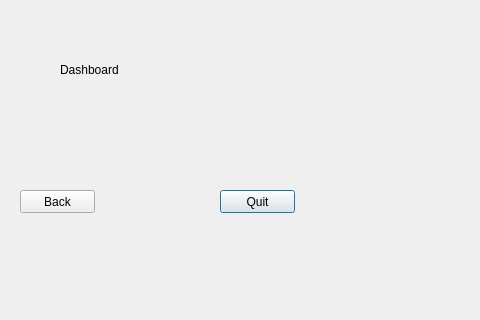
This is dashboard.ui in marcobombe/thermostatPi as Qt 5 draws it before an edit. The edited form follows.
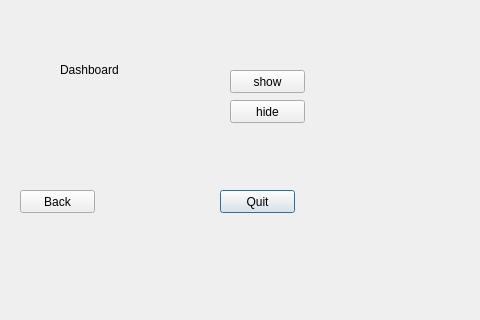
This is the edited form.

Patch:
```diff
--- a/dashboard.ui
+++ b/dashboard.ui
@@ -64,6 +64,32 @@
     <string>Back</string>
    </property>
   </widget>
+  <widget class="QPushButton" name="pushButton_3">
+   <property name="geometry">
+    <rect>
+     <x>230</x>
+     <y>70</y>
+     <width>75</width>
+     <height>23</height>
+    </rect>
+   </property>
+   <property name="text">
+    <string>show</string>
+   </property>
+  </widget>
+  <widget class="QPushButton" name="pushButton_4">
+   <property name="geometry">
+    <rect>
+     <x>230</x>
+     <y>100</y>
+     <width>75</width>
+     <height>23</height>
+    </rect>
+   </property>
+   <property name="text">
+    <string>hide</string>
+   </property>
+  </widget>
  </widget>
  <resources/>
  <connections/>
```
